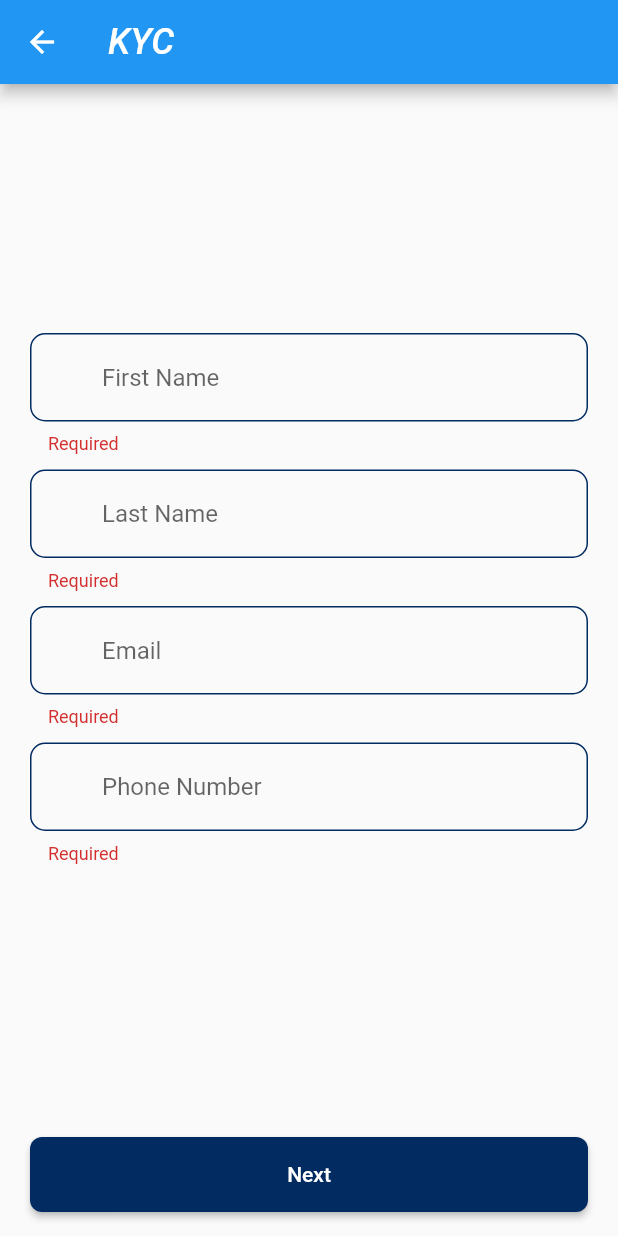
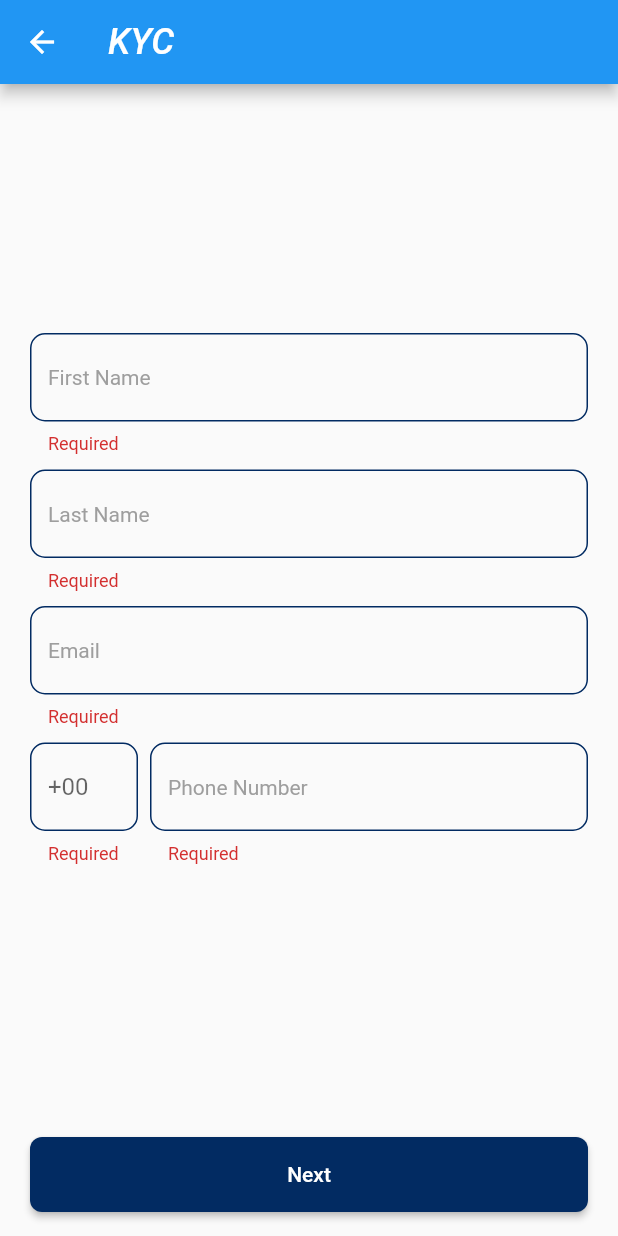
Before and after one commit to husseinqab/posts_clean_arch, a Flutter app: the KycBody screen opened directly, after a tap on "Next", on a phone screen of 412 x 824 dp. Run offline on Flutter 3.47's test engine with Material 2 defaults, Android fonts, the phone set to English and light mode, and no system bars; our stand-ins replace bloc, bloc_concurrency, country_picker, dartz, dio, equatable and 3 more; Roboto replaces fonts that are missing (Georgia).

Commit message:
completed design

```diff
--- /dev/null
+++ b/lib/core/constants/kyc_data_constants.dart
@@ -0,0 +1,134 @@
+import '../widgets_helpers/custom_dropdown_widget.dart';
+
+class KycData {
+  static List<DropDownItem> occupations = [
+    DropDownItem(name: 'ACCOUNTING', value: 'ACCOUNTING'),
+    DropDownItem(name: 'AUDIT', value: 'AUDIT'),
+    DropDownItem(name: 'FINANCE', value: 'FINANCE'),
+    DropDownItem(
+        name: 'PUBLIC SECTOR ADMINISTRATION',
+        value: 'PUBLIC_SECTOR_ADMINISTRATION'),
+    DropDownItem(name: 'ART ENTERTAINMENT', value: 'ART_ENTERTAINMENT'),
+    DropDownItem(name: 'AUTO AVIATION', value: 'AUTO_AVIATION'),
+    DropDownItem(name: 'BANKING LENDING', value: 'BANKING_LENDING'),
+    DropDownItem(
+        name: 'BUSINESS CONSULTANCY LEGAL',
+        value: 'BUSINESS_CONSULTANCY_LEGAL'),
+    DropDownItem(name: 'CONSTRUCTION REPAIR', value: 'CONSTRUCTION_REPAIR'),
+    DropDownItem(
+        name: 'EDUCATION PROFESSIONAL SERVICES',
+        value: 'EDUCATION_PROFESSIONAL_SERVICES'),
+    DropDownItem(
+        name: 'INFORMATIONAL TECHNOLOGIES',
+        value: 'INFORMATIONAL_TECHNOLOGIES'),
+    DropDownItem(name: 'TOBACCO ALCOHOL', value: 'TOBACCO_ALCOHOL'),
+    DropDownItem(name: 'GAMING GAMBLING', value: 'GAMING_GAMBLING'),
+    DropDownItem(name: 'MEDICAL SERVICES', value: 'MEDICAL_SERVICES'),
+    DropDownItem(name: 'MANUFACTURING', value: 'MANUFACTURING'),
+    DropDownItem(name: 'PR MARKETING', value: 'PR_MARKETING'),
+    DropDownItem(
+        name: 'PRECIOUS GOODS JEWELRY', value: 'PRECIOUS_GOODS_JEWELRY'),
+    DropDownItem(
+        name: 'NON GOVERNMENTAL ORGANIZATION',
+        value: 'NON_GOVERNMENTAL_ORGANIZATION'),
+    DropDownItem(name: 'INSURANCE SECURITY', value: 'INSURANCE_SECURITY'),
+    DropDownItem(name: 'RETAIL WHOLESALE', value: 'RETAIL_WHOLESALE'),
+    DropDownItem(name: 'TRAVEL TOURISM', value: 'TRAVEL_TOURISM'),
+    DropDownItem(name: 'FREELANCER', value: 'FREELANCER'),
+    DropDownItem(name: 'STUDENT', value: 'STUDENT'),
+    DropDownItem(name: 'UNEMPLOYED', value: 'UNEMPLOYED'),
+    DropDownItem(name: 'RETIRED', value: 'RETIRED'),
+  ];
+
+  static List<DropDownItem> sourceOfFunds = [
+    DropDownItem(name: 'PERSONAL SAVINGS', value: 'PERSONAL_SAVINGS'),
+    DropDownItem(name: 'FAMILY SAVINGS', value: 'FAMILY_SAVINGS'),
+    DropDownItem(name: 'LABOUR CONTRACT', value: 'LABOUR_CONTRACT'),
+    DropDownItem(name: 'CIVIL CONTRACT', value: 'CIVIL_CONTRACT'),
+    DropDownItem(name: 'RENT', value: 'RENT'),
+    DropDownItem(
+        name: 'FUNDS FROM OTHER AUXILIARY SOURCES',
+        value: 'FUNDS_FROM_OTHER_AUXILIARY_SOURCES'),
+    DropDownItem(
+        name: 'SALE OF MOVABLE ASSETS', value: 'SALE_OF_MOVABLE_ASSETS'),
+    DropDownItem(name: 'SALE OF REAL ESTATE', value: 'SALE_OF_REAL_ESTATE'),
+    DropDownItem(
+        name: 'ORDINARY BUSINESS ACTIVITY',
+        value: 'ORDINARY_BUSINESS_ACTIVITY'),
+    DropDownItem(name: 'DIVIDENDS', value: 'DIVIDENDS'),
+    DropDownItem(
+        name: 'LOAN FROM FINANCIAL INSTITUTIONS CREDIT UNIONS',
+        value: 'LOAN_FROM_FINANCIAL_INSTITUTIONS_CREDIT_UNIONS'),
+    DropDownItem(
+        name: 'LOAN FROM THIRD PARTIES', value: 'LOAN_FROM_THIRD_PARTIES'),
+    DropDownItem(name: 'INHERITANCE', value: 'INHERITANCE'),
+    DropDownItem(
+        name: 'SALE OF COMPANY SHARES BUSINESS',
+        value: 'SALE_OF_COMPANY_SHARES_BUSINESS'),
+    DropDownItem(name: 'OTHER', value: 'OTHER'),
+  ];
+
+  static List<DropDownItem> purposeOfAccount = [
+    DropDownItem(name: 'CARD INSIDE EEA', value: 'CARD_INSIDE_EEA'),
+    DropDownItem(name: 'CARD OUTSIDE EEA', value: 'CARD_OUTSIDE_EEA'),
+    DropDownItem(name: 'CRYPTO PAYMENTS', value: 'CRYPTO_PAYMENTS'),
+    DropDownItem(name: 'FIAT PAYMENTS', value: 'FIAT_PAYMENTS'),
+    DropDownItem(name: 'OTHER', value: 'OTHER'),
+  ];
+
+  static List<DropDownItem> expectedVolumeItems = [
+    DropDownItem(name: 'LESS THAN 1000 EUR', value: 'LESS_THAN_1000_EUR'),
+    DropDownItem(
+        name: 'BETWEEN 1000 AND 5000 EUR', value: 'BETWEEN_1000_AND_5000_EUR'),
+    DropDownItem(
+        name: 'BETWEEN 5000 AND 10000 EUR',
+        value: 'BETWEEN_5000_AND_10000_EUR'),
+    DropDownItem(
+        name: 'BETWEEN 10000 AND 15000 EUR',
+        value: 'BETWEEN_10000_AND_15000_EUR'),
+    DropDownItem(name: 'MORE THAN 15000 EUR', value: 'MORE_THAN_15000_EUR'),
+  ];
+
+  static List<String> unSupportedCountries = [
+    "AF",
+    "AL",
+    "AS",
+    "BB",
+    "BW",
+    "BF",
+    "KH",
+    "KY",
+    "CN",
+    "FJ",
+    "GH",
+    "GU",
+    "HT",
+    "IR",
+    "JM",
+    "JO",
+    "ML",
+    "MU",
+    "MA",
+    "MM",
+    "NI",
+    "KP",
+    "PK",
+    "PW",
+    "PA",
+    "PH",
+    "WS",
+    "SN",
+    "SS",
+    "SY",
+    "RU",
+    "BY",
+    "TT",
+    "TR",
+    "UG",
+    "US",
+    "VI",
+    "VU",
+    "YE",
+    "ZW",
+  ];
+}
--- a/lib/core/widgets_helpers/decorated_text_field.dart
+++ b/lib/core/widgets_helpers/decorated_text_field.dart
@@ -146,12 +146,15 @@ class _DecoratedTextFieldState extends State<DecoratedTextField> {
               // fillColor: KColors.KSecondaryColor,
               // filled: true,
               hintText: widget.hint,
-              // hintStyle: KStyle.KPlaceHolderTextStyle,
+              hintStyle: const TextStyle(
+                color: Colors.grey,
+                fontSize: 14
+              ),
               suffixIcon: getSuffixIcon(
                   widget.suffixIcon, widget.onSuffixIconPressed ?? () {}),
-              prefixIcon: SizedBox(
+              /*prefixIcon: SizedBox(
                 child: getIcon(widget.prefixIcon),
-              ),
+              ),*/
             ),
           ),
           Visibility(
@@ -270,6 +273,30 @@ class _DecoratedTextFieldState extends State<DecoratedTextField> {
           icon: const Icon(Icons.camera_alt),
         ),
       );
+    } else if (suffixIcon == SuffixIcon.place) {
+      return ButtonTheme(
+        minWidth: 8,
+        child: IconButton(
+          onPressed: onSuffixIconPressed,
+          icon: const Icon(Icons.place),
+        ),
+      );
+    } else if (suffixIcon == SuffixIcon.address) {
+      return ButtonTheme(
+        minWidth: 8,
+        child: IconButton(
+          onPressed: onSuffixIconPressed,
+          icon: const Icon(Icons.home),
+        ),
+      );
+    } else if (suffixIcon == SuffixIcon.city) {
+      return ButtonTheme(
+        minWidth: 8,
+        child: IconButton(
+          onPressed: onSuffixIconPressed,
+          icon: const Icon(Icons.location_city),
+        ),
+      );
     }
 
     return ButtonTheme(
@@ -295,4 +322,96 @@ enum PrefixIcon {
 
 enum PrefixType { None, Icon, Text }
 
-enum SuffixIcon { password, birthday, camera, empty }
+enum SuffixIcon { password, birthday, camera, empty,place,address,city }
+
+class PhoneCodeInput extends StatefulWidget {
+  final String hint;
+  final TextInputType keyboard;
+  final String value;
+  final Function(String text)? textChanged;
+  final bool isEmpty;
+  TextStyle? textStyle;
+  final isReadOnly;
+  final String? validationKey;
+  TextEditingController? controller;
+  Color borderColor;
+  Color emptyColor;
+  double corner;
+  double height;
+  String? Function(String?)? validator;
+  void Function()? onTap;
+  PhoneCodeInput(
+      {super.key,
+        this.hint = "",
+        this.keyboard = TextInputType.text,
+        this.value = "",
+        this.textChanged,
+        this.textStyle/*= KStyle.KLargeBodyStyle*/,
+        this.isEmpty = false,
+        this.isReadOnly = false,
+        this.controller,
+        this.validationKey,
+        this.height = 70,
+        this.emptyColor = KDarkColors.kPrimaryColor,
+        this.corner = RadiusConstants.textFieldRadius,
+        this.borderColor = KDarkColors.kPrimaryColor,
+        this.validator,this.onTap});
+
+  @override
+  State<PhoneCodeInput> createState() => _PhoneCodeInputState();
+}
+
+class _PhoneCodeInputState extends State<PhoneCodeInput> {
+  @override
+  Widget build(BuildContext context) {
+    return Padding(
+      padding: const EdgeInsets.symmetric(horizontal: 4.0),
+      child: TextFormField(
+        onTap: widget.onTap,
+        validator: widget.validator,
+        enableInteractiveSelection: false,
+        // key: Key(widget.validationKey),
+        controller: widget.controller,
+        readOnly: widget.isReadOnly,
+        // initialValue: widget.value,
+        style: widget.textStyle,
+        onChanged: widget.textChanged,
+        keyboardType: widget.keyboard,
+        decoration: InputDecoration(
+          //errorStyle: TextStyle(backgroundColor: Colors.transparent),
+          errorBorder: OutlineInputBorder(
+            borderSide: BorderSide(color: widget.borderColor),
+            borderRadius: BorderRadius.circular(widget.corner),
+          ),
+          focusedErrorBorder: OutlineInputBorder(
+            borderSide: BorderSide(color: widget.borderColor),
+            borderRadius: BorderRadius.circular(widget.corner),
+          ),
+          focusedBorder: OutlineInputBorder(
+            borderSide: BorderSide(
+                width: 2,
+                color: widget.isEmpty
+                    ? widget.emptyColor
+                    : widget.borderColor),
+            borderRadius: BorderRadius.circular(widget.corner),
+          ),
+          border: OutlineInputBorder(
+            borderSide: BorderSide(
+                color: widget.isEmpty
+                    ? widget.emptyColor
+                    : widget.borderColor),
+            borderRadius: BorderRadius.circular(widget.corner),
+          ),
+          enabledBorder: OutlineInputBorder(
+            borderSide: BorderSide(
+                color: widget.isEmpty
+                    ? widget.emptyColor
+                    : KDarkColors.kPrimaryColor),
+            borderRadius: BorderRadius.circular(widget.corner),
+          ),
+          hintText: widget.hint,
+          ),
+        ),
+      );
+  }
+}
--- a/lib/fearutres/Kyc/presentation/kyc_provider.dart
+++ b/lib/fearutres/Kyc/presentation/kyc_provider.dart
@@ -23,6 +23,20 @@ class KycProvider extends ChangeNotifier {
 
   var email = '';
   String? Function(String?)? emailValidator = globalValidator;
+
+  var _countryCode = '';
+
+  get countryCode => _countryCode;
+
+  set countryCode(value) {
+    _countryCode = value;
+    countryCodeController.text = "+ $value";
+    notifyListeners();
+  }
+  String? Function(String?)? countryCodeValidator = globalValidator;
+
+  var countryCodeController = TextEditingController(text: '');
+
   var phone = '';
   String? Function(String?)? phoneValidator = globalValidator;
 
```
Also changed, not shown: lib/core/widgets_helpers/custom_dropdown_widget.dart (+14 -7 lines), lib/fearutres/Kyc/presentation/pages/kyc_page.dart (+148 -113 lines).
